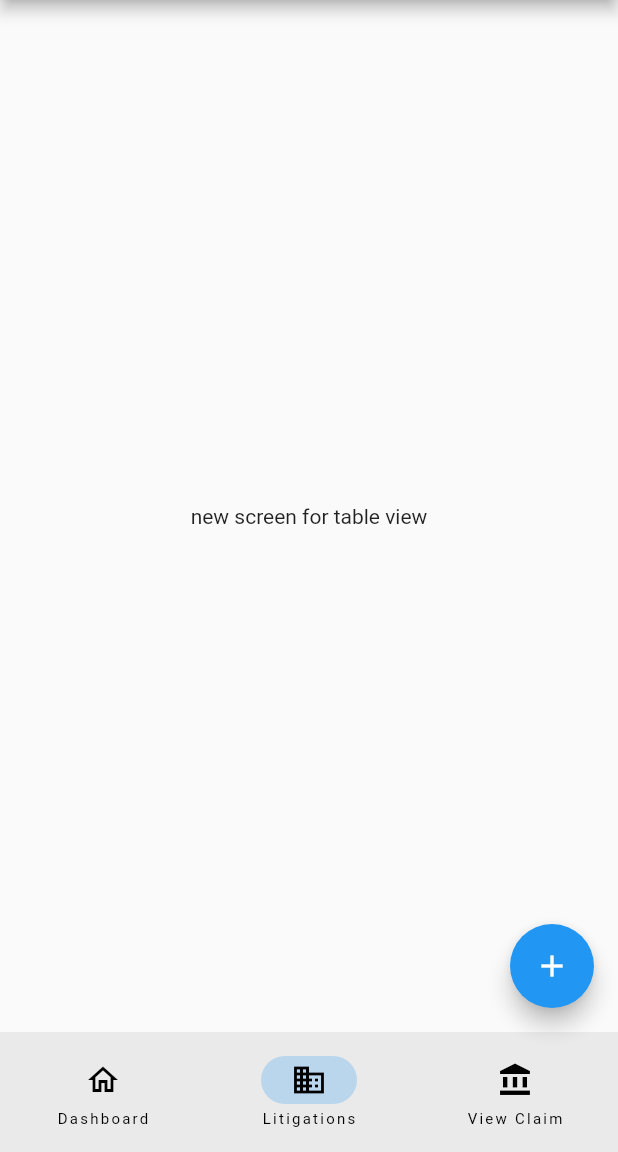
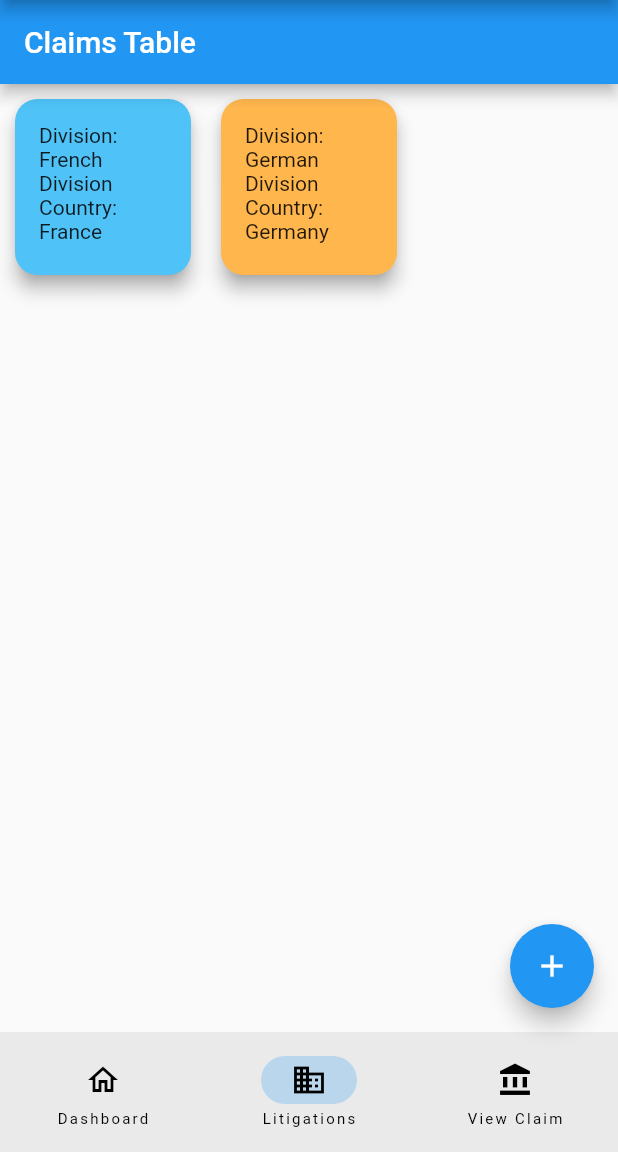
Before and after one commit to roechsli/litigation-management-system, a Flutter app: the screen it shows after launch, item 2 of the bottom bar chosen, on a phone screen of 412 x 824 dp, the part 84-1236 px from its top. Run offline on Flutter 3.47's test engine with Material 2 defaults, Android fonts, the light colour scheme and no system bars; our stand-ins replace video_player, webview_flutter, webview_flutter_platform_interface; missing offline and left inert: survey_kit, webview_flutter_web.

Commit message:
Adding claims

```diff
--- /dev/null
+++ b/lib/repositories/claims_repository.dart
@@ -0,0 +1,112 @@
+
+
+
+class ClaimsRepository{
+  static var claims = [frenchClaim, germanClaim];
+
+}
+
+class ClaimInfo {
+  String division;
+  String country;
+  String pcNo;
+  String investmentCenterName;
+  String psp;
+  String projectDescription;
+  String type;
+  String businessResponsible;
+  String legalResponsible;
+  String financeResponsible;
+  String caseNumber;
+  String claimant;
+  String respondentOfClaim;
+  String counterpartyRelation;
+  String proceedingStatus;
+  String subjectMatter;
+  String currency;
+  String volume;
+
+  ClaimInfo({
+    required this.division,
+    required this.country,
+    required this.pcNo,
+    required this.investmentCenterName,
+    required this.psp,
+    required this.projectDescription,
+    required this.type,
+    required this.businessResponsible,
+    required this.legalResponsible,
+    required this.financeResponsible,
+    required this.caseNumber,
+    required this.claimant,
+    required this.respondentOfClaim,
+    required this.counterpartyRelation,
+    required this.proceedingStatus,
+    required this.subjectMatter,
+    required this.currency,
+    required this.volume,
+  });
+}
+
+ClaimInfo swissClaim = ClaimInfo(
+  division: "Buildings CH",
+  country: "Switzerland",
+  pcNo: "200017",
+  investmentCenterName: "Buildings Gros-Oeuvre Ouest",
+  psp: "1000222",
+  projectDescription: "A",
+  type: "Expected legal case against Implenia",
+  businessResponsible: "Peter",
+  legalResponsible: "Jack",
+  financeResponsible: "Mathias",
+  caseNumber: "1",
+  claimant: "Name A",
+  respondentOfClaim: "Name 1",
+  counterpartyRelation: "Client",
+  proceedingStatus: "First Instance - Exchange of briefs",
+  subjectMatter: "D",
+  currency: "CHF",
+  volume: "-3000",
+);
+
+ClaimInfo germanClaim = ClaimInfo(
+  division: "German Division",
+  country: "Germany",
+  pcNo: "200018",
+  investmentCenterName: "German Investment Center",
+  psp: "1000223",
+  projectDescription: "B",
+  type: "Legal case related to construction",
+  businessResponsible: "Hans",
+  legalResponsible: "Greta",
+  financeResponsible: "Klaus",
+  caseNumber: "2",
+  claimant: "Name B",
+  respondentOfClaim: "Name 2",
+  counterpartyRelation: "Contractor",
+  proceedingStatus: "Pre-trial negotiations",
+  subjectMatter: "E",
+  currency: "EUR",
+  volume: "-2500",
+);
+
+ClaimInfo frenchClaim = ClaimInfo(
+  division: "French Division",
+  country: "France",
+  pcNo: "200019",
+  investmentCenterName: "French Investment Center",
+  psp: "1000224",
+  projectDescription: "C",
+  type: "Legal dispute regarding contracts",
+  businessResponsible: "Marie",
+  legalResponsible: "Jean",
+  financeResponsible: "Sophie",
+  caseNumber: "3",
+  claimant: "Name C",
+  respondentOfClaim: "Name 3",
+  counterpartyRelation: "Supplier",
+  proceedingStatus: "Arbitration",
+  subjectMatter: "F",
+  currency: "EUR",
+  volume: "-5000",
+);
--- a/lib/screens/new_litigation_screen.dart
+++ b/lib/screens/new_litigation_screen.dart
@@ -1,4 +1,5 @@
 import 'package:flutter/material.dart';
+import 'package:litigation_management_system/repositories/claims_repository.dart';
 import 'package:survey_kit/survey_kit.dart' as survey;
 import 'package:survey_kit/survey_kit.dart';
 
@@ -17,6 +18,9 @@ class _NewLitigationScreenState extends State<NewLitigationScreen> {
   @override
   void initState() {
     super.initState();
+    ClaimsRepository.claims.add(swissClaim);
+    print(ClaimsRepository.claims);
+
   }
 
   Future<void> handleSurveyResult(SurveyResult result) async {
@@ -37,6 +41,8 @@ class _NewLitigationScreenState extends State<NewLitigationScreen> {
       //themeData: surveryTheme(context),
       surveyProgressbarConfiguration: SurveyProgressConfiguration(
         backgroundColor: Colors.white,
+        progressbarColor: Colors.white,
+        valueProgressbarColor: Colors.green
       ),
     );
     //_currentSurvey = survey;
@@ -54,7 +60,7 @@ class _NewLitigationScreenState extends State<NewLitigationScreen> {
         InstructionStep(
           stepIdentifier: StepIdentifier(id: "1"),
           title: "Welcome to the\nLitigation Management System\n",
-          text: "Follow the instructions to add a litigation!",
+          text: "Follow the instructions to add a claim!",
           buttonText: "Let's go!",
         ),
         QuestionStep(
@@ -75,6 +81,7 @@ class _NewLitigationScreenState extends State<NewLitigationScreen> {
             textChoices: [
               TextChoice(text: "Switzerland", value: "ch"),
               TextChoice(text: "Austria", value: "at"),
+              TextChoice(text: "France", value: "fr"),
               TextChoice(text: "Sweden", value: "se"),
               TextChoice(text: "Norway", value: "no"),
               TextChoice(text: "Italy", value: "it"),
@@ -87,7 +94,7 @@ class _NewLitigationScreenState extends State<NewLitigationScreen> {
           text: "What is the nominal value of the claim?",
           answerFormat: IntegerAnswerFormat(
             defaultValue: 100,
-            hint: "Value in millions [@Gurinder add derived currency]",
+            hint: "Value in millions",
           ),
         ),
         QuestionStep(
--- a/lib/screens/table_view.dart
+++ b/lib/screens/table_view.dart
@@ -1,17 +1,76 @@
 import 'package:flutter/material.dart';
+import 'package:litigation_management_system/repositories/claims_repository.dart';
+import 'package:litigation_management_system/screens/claim_view.dart';
+
+final GlobalKey<_TableViewScreenState> tableViewKey = GlobalKey<_TableViewScreenState>();
 
 class TableViewScreen extends StatefulWidget {
-  const TableViewScreen({super.key});
+   TableViewScreen({Key? key}) : super(key: key);
 
   @override
-  State<StatefulWidget> createState() => _TableViewScreenState();
+  State<TableViewScreen> createState() => _TableViewScreenState();
+
 }
 
 class _TableViewScreenState extends State<TableViewScreen> {
+  // Define a list of colors to cycle through
+  final List<Color> cardColors = [
+    Color(0xFF4FC3F7), // Light teal (Hex: #4FC3F7)
+    Color(0xFFFFB74D), // Light orange (Hex: #FFB74D)
+    Color(0xFFFF77A9), // Light pink (Hex: #FF77A9)
+  ];
+
+    int colorIndex = 0;
+
+      // Function to update the data and trigger a rebuild
+  void updateData() {
+    setState(() {});
+  }
+
   @override
   Widget build(BuildContext context) {
-    return const Center(
-      child: Text("new screen for table view"),
+    return Scaffold(
+      appBar: AppBar(
+        title: Text("Claims Table"),
+      ),
+      body: GridView.builder(
+        gridDelegate: SliverGridDelegateWithFixedCrossAxisCount(
+          crossAxisCount: 3, // Number of columns in the grid
+        ),
+        itemCount: ClaimsRepository.claims.length,
+        itemBuilder: (BuildContext context, int index) {
+          // Create a card for each claim
+          var claim = ClaimsRepository.claims[index];
+          final currentColor = cardColors[colorIndex % cardColors.length]; // Get the current color
+          colorIndex++; // Move to the next color
+          return GestureDetector(
+            onTap: () {
+              //TODO:  Navigate to the "View Claim" screen when tapped
+
+            },
+            child: Card(
+                      elevation: 5,
+                      margin: EdgeInsets.all(10),
+                      shape: RoundedRectangleBorder(
+                        borderRadius: BorderRadius.circular(15.0), // Rounded corners
+                      ),
+                      shadowColor: Colors.grey,
+                      color: currentColor, // Use the current color
+                      child: Padding(
+                        padding: const EdgeInsets.all(16.0),
+                        child: Column(
+                          crossAxisAlignment: CrossAxisAlignment.start,
+                          children: [
+                            Text("Division: ${claim.division}"),
+                            Text("Country: ${claim.country}"),
+                            // Add more Text widgets for other claim properties
+                          ],
+                        ),
+                      ),
+                    )
+          );
+        },
+      ),
     );
   }
 }
```
Also changed, not shown: lib/main.dart (+15 -4 lines), 1 other file.
